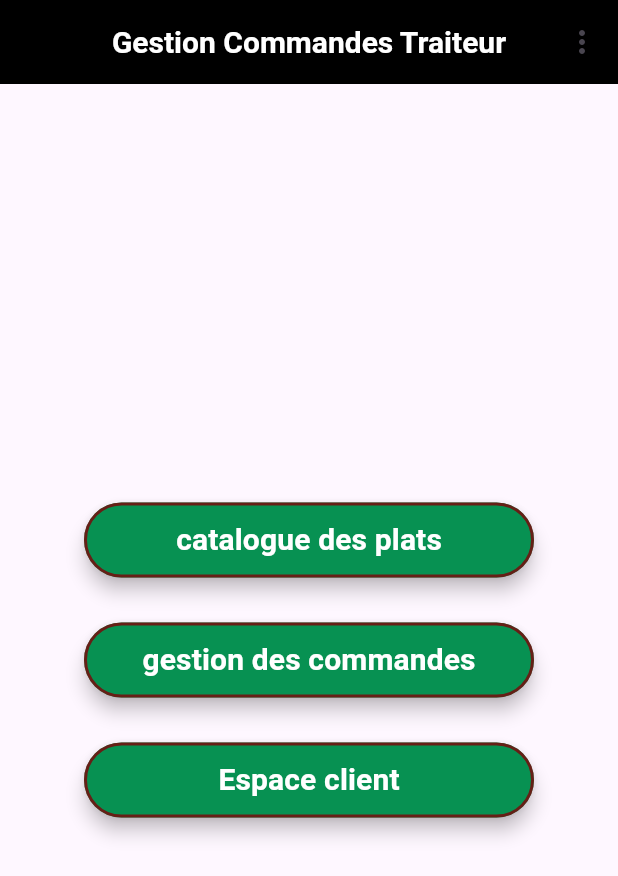
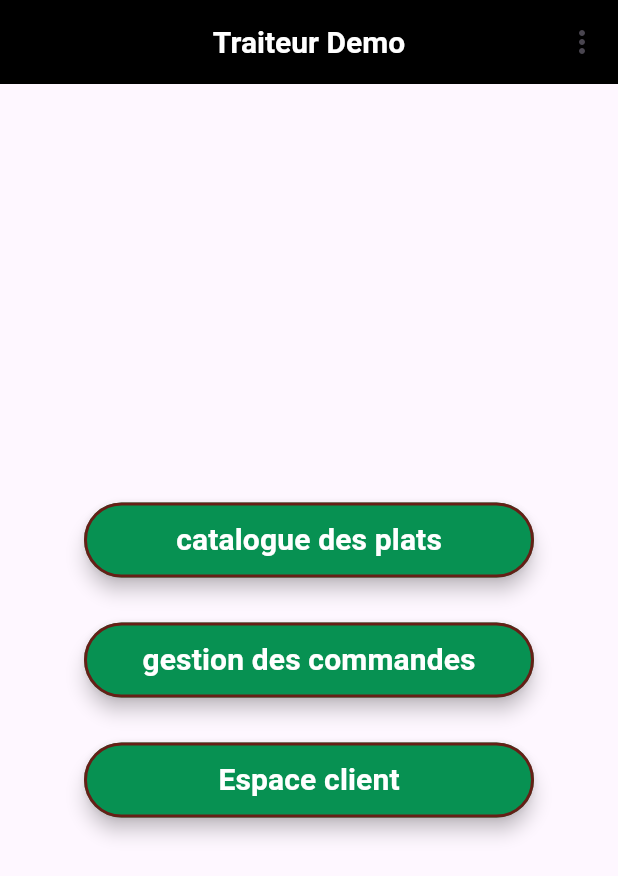
Before and after one commit to Pierre69210/traiteur_mastere, a Flutter app: the screen it shows after launch, on a phone screen of 412 x 824 dp. Shown: the top 876 px of the screen. Run offline on Flutter 3.47's test engine with Material 3 defaults, Android fonts, the phone set to English and light mode, and no system bars; drawn by our look-alikes of animated_text_kit; our stand-ins replace google_fonts.

```diff
--- a/lib/views/home_screen.dart
+++ b/lib/views/home_screen.dart
@@ -1,4 +1,6 @@
 import 'package:flutter/material.dart';
+import 'package:animated_text_kit/animated_text_kit.dart';
+import 'package:google_fonts/google_fonts.dart';
 
 class HomeScreen extends StatelessWidget{
   const HomeScreen({super.key});
@@ -7,9 +9,70 @@ class HomeScreen extends StatelessWidget{
         return Scaffold(
         appBar: AppBar(
           backgroundColor: Colors.black,
-            title: Text('Gestion Commandes Traiteur',
-            style: monPropreStyleTexte,
-            ),
+            title:
+
+            AnimatedTextKit(
+              animatedTexts:
+              [
+                TypewriterAnimatedText(
+                  'Traiteur Demo',
+                  textStyle: monPropreStyleTexte,
+                  speed: const  Duration(milliseconds: 200),
+                ),
+
+                //RotateAnimatedText('traiteur Demo', textStyle: monPropreStyleTexte),
+                //RotateAnimatedText('MANGE !!!', textStyle: monPropreStyleTexte),
+                //RotateAnimatedText('COMMANDE !!', textStyle:monPropreStyleTexte),
+
+                //TyperAnimatedText('Traiteur Demo', textStyle: monPropreStyleTexte),
+                //TyperAnimatedText('MANGE !!', textStyle: monPropreStyleTexte),
+                //TyperAnimatedText('COMMANDE !!', textStyle: monPropreStyleTexte),
+
+                //ColorizeAnimatedText(
+                //'Bon appetito !',
+                //textStyle : GoogleFonts.anton(
+                //textStyle: const TextStyle(
+                //fontSize: 50 ,
+                //),
+                //),
+                //colors: [
+                  //Colors.purple,
+                  //Colors.blue,
+                  //Colors.yellow,
+                  //Colors.red,
+                //]),
+
+                //ColorizeAnimatedText('MANGE !!',
+                //textStyle: const TextStyle(
+                //fontFamily: 'Horizon',
+                //fontSize: 50 ,
+                //),
+                //colors: [
+                  //Colors.purple,
+                  //Colors.blue,
+                  //Colors.yellow,
+                  //Colors.red,
+                //]),
+
+                //ColorizeAnimatedText('COMMANDE !!',
+                //textStyle: const TextStyle(
+                //fontFamily: 'Horizon',
+                //fontSize: 50 ,
+                //),
+                //colors: [
+                  //Colors.purple,
+                  //Colors.blue,
+                  //Colors.yellow,
+                  //Colors.red,
+                //])
+              ],
+              totalRepeatCount: 4,
+              pause: const Duration(milliseconds: 1000),
+              displayFullTextOnTap: true,
+              stopPauseOnTap: true,
+            )
+
+            ,
             centerTitle: true,
             actions: <Widget> [
               PopupMenuButton(
@@ -45,21 +108,21 @@ class HomeScreen extends StatelessWidget{
               children: <Widget>[
                 ElevatedButton(
                   style: monPropreStyle,
-                  onPressed: () => {},
+                  onPressed: () => {print('Catalogue des plats')},
                   child: Text('catalogue des plats',
                   style: monPropreStyleTexte,),
                   ),
                 const SizedBox(height: 30),
                 ElevatedButton(
                   style: monPropreStyle,
-                  onPressed: () => {},
+                  onPressed: () => {print('gestion des commandes')},
                   child: Text('gestion des commandes',
                   style: monPropreStyleTexte,),
                   ),
                 const SizedBox(height: 30),
                 ElevatedButton(
                   style: monPropreStyle,
-                  onPressed: () => {},
+                  onPressed: () => {print ('espace client')},
                   child: Text('Espace client',
                   style: monPropreStyleTexte,),
                   ),
@@ -84,9 +147,11 @@ ButtonStyle monPropreStyle = ElevatedButton.styleFrom(
   elevation: 5,
 );
 
-TextStyle monPropreStyleTexte = const TextStyle(
+TextStyle monPropreStyleTexte = GoogleFonts.roboto(
+ textStyle : const TextStyle(
   color: Colors.white,
   fontSize: 20,
   fontWeight: FontWeight.bold,
   fontFamily: 'Roboto',
+),
 );
--- a/pubspec.yaml
+++ b/pubspec.yaml
@@ -35,6 +35,11 @@ dependencies:
   # The following adds the Cupertino Icons font to your application.
   # Use with the CupertinoIcons class for iOS style icons.
   cupertino_icons: ^1.0.2
+
+  #Ajout de la dépendance pour annimer les textes
+  animated_text_kit: ^4.2.2
+  #Ajout de google_fonts pour utiliser les polices de caractères de google
+  google_fonts: ^6.1.0
 
 dev_dependencies:
   flutter_test:
```
Also changed, not shown: pubspec.lock.
